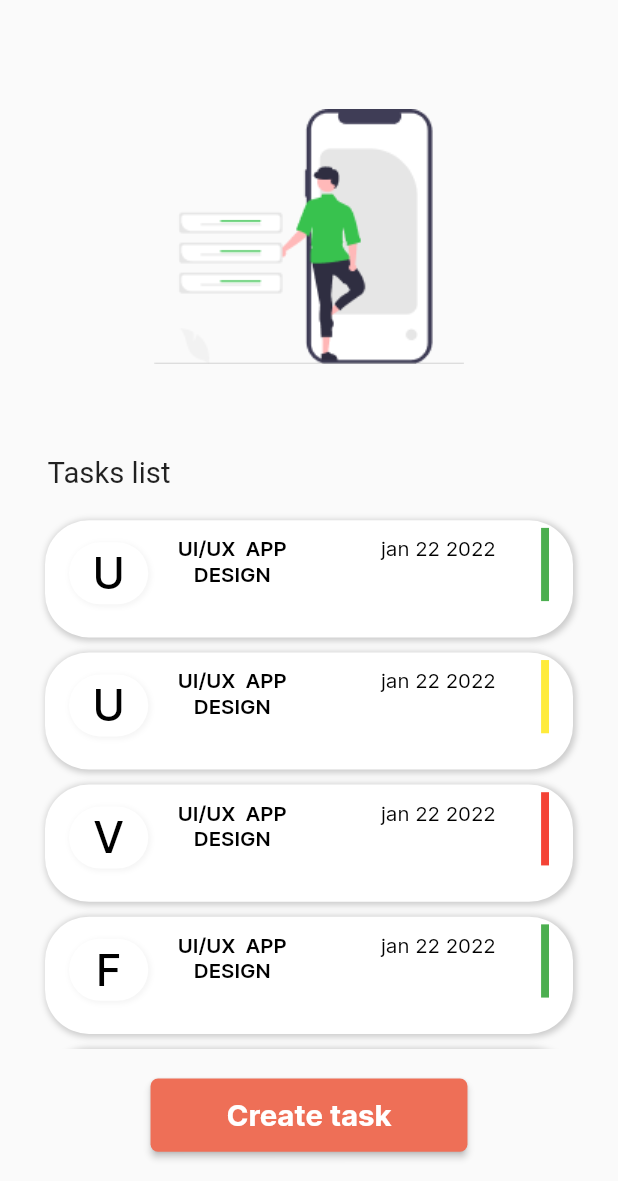
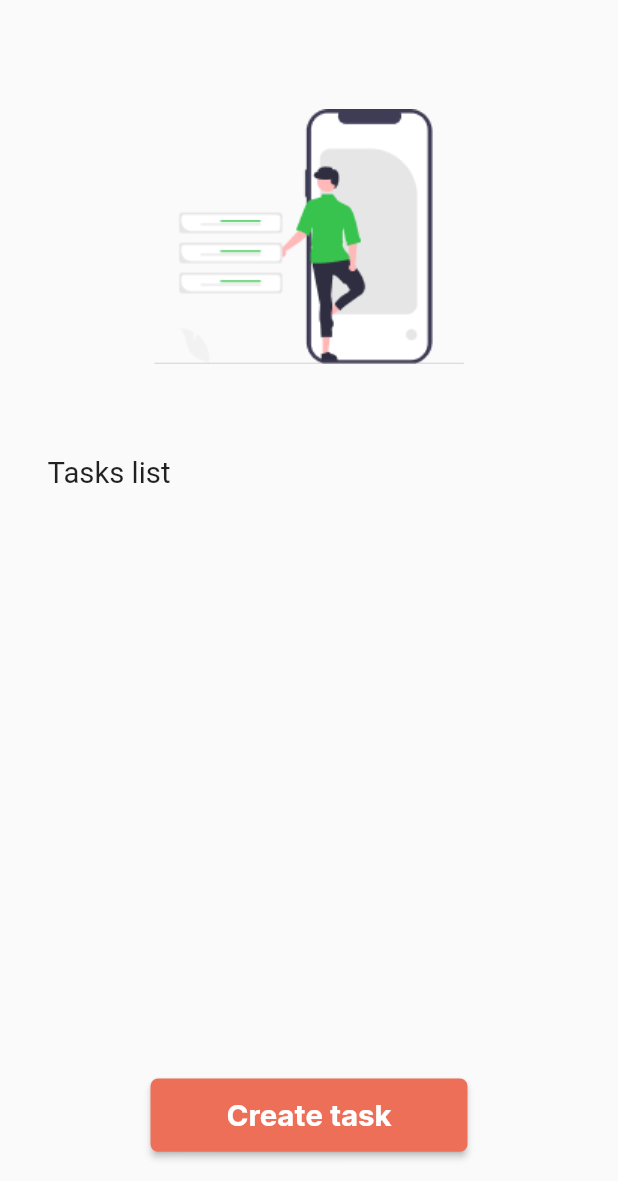
Before and after one commit to HenokMekuanint/2023-project-phase-mobile-tasks, a Flutter app: the todoList screen opened directly, on a phone screen of 412 x 824 dp, the part 55-1236 px from its top. Run offline on Flutter 3.47's test engine with Material 2 defaults, Android fonts, the phone set to English and light mode, and no system bars; our stand-ins replace percent_indicator.

Commit message:
functionnality_added

```diff
--- /dev/null
+++ b/on-boarding/todo_app/lib/controller/task_controller.dart
@@ -0,0 +1,14 @@
+import 'package:todo_app/task_model/task_manager_model.dart';
+import 'package:todo_app/task_model/task_model.dart';
+
+class TaskController {
+  static final TaskController _instance = TaskController._internal();
+
+  factory TaskController() {
+    return _instance;
+  }
+
+  TaskController._internal();
+
+  TaskManager taskManager = TaskManager();
+}
--- /dev/null
+++ b/on-boarding/todo_app/lib/task_model/task_model.dart
@@ -0,0 +1,22 @@
+class Task {
+  String title;
+  String Description;
+  String dueDate;
+  Status status;
+
+  Task(
+      {required this.title,
+      required this.Description,
+      required this.dueDate,
+      required this.status});
+
+    @override
+  String toString() {
+    return 'Task(title: $title, description: $Description, dueDate: $dueDate, status: $status)';
+  }
+}
+
+enum Status {
+completed,
+pending
+ }
--- a/on-boarding/todo_app/lib/todo_list/list_class.dart
+++ b/on-boarding/todo_app/lib/todo_list/list_class.dart
@@ -1,56 +1,53 @@
 import 'package:flutter/material.dart';
 import 'package:todo_app/utils/app_dimension.dart';
 
-class ListItem extends StatelessWidget{
+class ListItem extends StatelessWidget {
   ListItem(
-      {required this.subtitle,
-      required this.leading,
+      {required this.dueDate,
       required this.title,
-      required this.endcolor});
+      required this.description,
+      required this.status});
 
-  String subtitle;
-  String leading;
+  String dueDate;
   String title;
-  Color endcolor;
+  String description;
+  Color status;
 
   @override
   Widget build(BuildContext context) {
     return Container(
-      margin: EdgeInsets.symmetric(vertical: 5,horizontal: 30),
+      margin: EdgeInsets.symmetric(vertical: 5, horizontal: 30),
       height: AppDimension.height(80, context),
       decoration: BoxDecoration(
           borderRadius: BorderRadius.circular(AppDimension.height(30, context)),
           color: Colors.white,
-        boxShadow:[ BoxShadow(
+          boxShadow: [
+            BoxShadow(
               color: Colors.grey.withOpacity(0.5),
               spreadRadius: 1,
               blurRadius: 3,
               offset: const Offset(1, 1),
-        )]
-      ),
+            )
+          ]),
       child: ListTile(
         leading: Container(
           margin: EdgeInsets.only(top: AppDimension.height(15, context)),
           height: AppDimension.height(60, context),
           width: AppDimension.width(50, context),
           decoration: BoxDecoration(
-            borderRadius: BorderRadius.circular(
-              AppDimension.height(40, context)
-              ),
+              borderRadius:
+                  BorderRadius.circular(AppDimension.height(40, context)),
               color: Colors.white,
               boxShadow: [
                 BoxShadow(
                     color: Colors.grey.withOpacity(0.1),
                     spreadRadius: 1,
                     blurRadius: 2,
-                offset: const Offset(1, 1)
-              ),
-            ]
-
-          ),
+                    offset: const Offset(1, 1)),
+              ]),
           child: Center(
             child: Text(
-                leading,
+              title,
               style: TextStyle(
                   color: Colors.black,
                   fontFamily: "InterMedium",
@@ -64,38 +61,30 @@ class ListItem extends StatelessWidget{
           children: [
             Container(
               width: 80,
-              child: Text(title,
-              textAlign:TextAlign.center,
+              child: Text(
+                description,
+                textAlign: TextAlign.center,
                 style: TextStyle(
                     color: Colors.black,
                     fontFamily: "InterSemiBold",
-                fontSize: AppDimension.height(14, context)
-              ),
-
+                    fontSize: AppDimension.height(14, context)),
               ),
             ),
-
             Container(
               width: 80,
-              child: Text(subtitle,
+              child: Text(
+                dueDate,
                 style: TextStyle(
                     color: Colors.black,
                     fontFamily: "InterRegular",
-                fontSize: AppDimension.height(14, context)
-              ),
-
+                    fontSize: AppDimension.height(14, context)),
               ),
             ),
-
-
           ],
-
-
-
         ),
         trailing: Container(
           margin: EdgeInsets.only(top: AppDimension.height(3, context)),
-          color: endcolor,
+          color: status,
           height: AppDimension.height(50, context),
           width: AppDimension.width(5, context),
         ),
--- a/on-boarding/todo_app/lib/todo_list/todo_list.dart
+++ b/on-boarding/todo_app/lib/todo_list/todo_list.dart
@@ -1,6 +1,8 @@
 import 'package:flutter/material.dart';
 import 'package:todo_app/add_task/add_task.dart';
+import 'package:todo_app/controller/task_controller.dart';
 import 'package:todo_app/task_detail/task_detail.dart';
+import 'package:todo_app/task_model/task_model.dart';
 import 'package:todo_app/todo_list/list_class.dart';
 import 'package:todo_app/utils/app_dimension.dart';
 
@@ -10,51 +12,14 @@ class todoList extends StatefulWidget {
 }
 
 class _todoListState extends State<todoList> {
-  List<ListItem> objects = [
-    ListItem(
-        subtitle: "jan 22 2022",
-        leading: "U",
-        title: "UI/UX  APP DESIGN",
-        endcolor: Colors.green),
-    ListItem(
-        subtitle: "jan 22 2022",
-        leading: "U",
-        title: "UI/UX  APP DESIGN",
-        endcolor: Colors.yellow),
-    ListItem(
-        subtitle: "jan 22 2022",
-        leading: "V",
-        title: "UI/UX  APP DESIGN",
-        endcolor: Colors.red),
-    ListItem(
-        subtitle: "jan 22 2022",
-        leading: "F",
-        title: "UI/UX  APP DESIGN",
-        endcolor: Colors.green),
-    ListItem(
-        subtitle: "jan 22 2022",
-        leading: "V",
-        title: "UI/UX  APP DESIGN",
-        endcolor: Colors.yellow),
-    ListItem(
-        subtitle: "jan 22 2022",
-        leading: "V",
-        title: "UI/UX  APP DESIGN",
-        endcolor: Colors.red),
-    ListItem(
-        subtitle: "jan 22 2022",
-        leading: "V",
-        title: "UI/UX  APP DESIGN",
-        endcolor: Colors.green),
-    ListItem(
-        subtitle: "jan 22 2022",
-        leading: "V",
-        title: "UI/UX  APP DESIGN",
-        endcolor: Colors.yellow)
-  ];
+  TaskController taskController = TaskController();
+
 
   @override
   Widget build(BuildContext context) {
+    List<Task> tasks = taskController.taskManager.viewAllTask();
+
+
     return SafeArea(
       child: Scaffold(
           body: Column(
@@ -111,17 +76,22 @@ class _todoListState extends State<todoList> {
           Expanded(
             child: ListView.builder(
                 shrinkWrap: true,
-                itemCount: objects.length,
+                itemCount: tasks.length,
                 itemBuilder: (context, index) {
-                  print(objects[index]);
+
                   return GestureDetector(
                     onTap: () {
                       Navigator.push(
                           context,
                           MaterialPageRoute(
-                              builder: (context) => taskDetail()));
+                              builder: (context) => taskDetail(index: index)));
                     },
-                    child: objects[index],
+                    child: ListItem(
+                      title: tasks[index].title,
+                      description: tasks[index].Description,
+                      dueDate: tasks[index].dueDate,
+                      status: tasks[index].status==Status.pending?Colors.red:Colors.green,
+                    ),
                   );
                 }),
           ),
```
Also changed, not shown: on-boarding/todo_app/lib/add_task/add_task.dart (+30 -20 lines), on-boarding/todo_app/lib/task_detail/task_detail.dart (+14 -8 lines), on-boarding/todo_app/lib/task_model/task_manager_model.dart (added, +38 -0 lines). Lines whose indentation alone changed are shown as unchanged.
